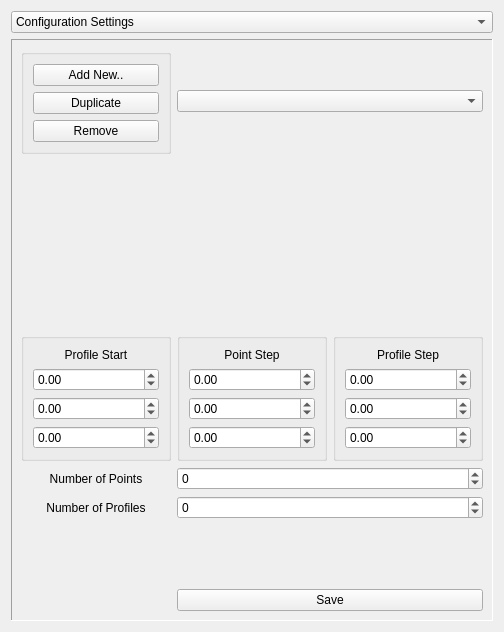
Eltee/cdegs-aid, file ui/configuration_widget.ui: the form before one commit.
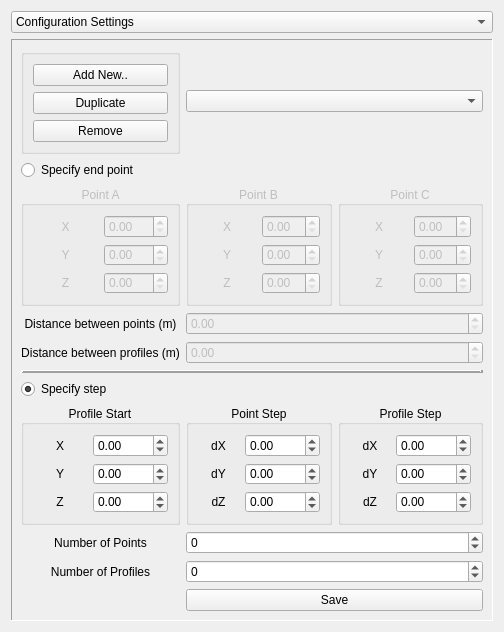
The form after the commit. The open tabs and pages were chosen to show the change. Custom widgets are drawn as their Qt base class.

```diff
--- a/ui/configuration_widget.ui
+++ b/ui/configuration_widget.ui
@@ -1689,83 +1689,169 @@
      </widget>
      <widget class="QWidget" name="page_profiles">
       <layout class="QGridLayout" name="gridLayout_16">
+       <item row="1" column="0">
+        <widget class="QRadioButton" name="radioButton_profile_endPts">
+         <property name="text">
+          <string>Specify end point</string>
+         </property>
+        </widget>
+       </item>
        <item row="2" column="1">
-        <spacer name="verticalSpacer_13">
-         <property name="orientation">
-          <enum>Qt::Vertical</enum>
+        <widget class="QGroupBox" name="groupBox_profile_ptB">
+         <property name="enabled">
+          <bool>false</bool>
          </property>
-         <property name="sizeHint" stdset="0">
-          <size>
-           <width>20</width>
-           <height>196</height>
-          </size>
+         <property name="title">
+          <string>Point B</string>
          </property>
-        </spacer>
+         <property name="alignment">
+          <set>Qt::AlignCenter</set>
+         </property>
+         <layout class="QGridLayout" name="gridLayout_27">
+          <item row="1" column="1">
+           <widget class="QDoubleSpinBox" name="doubleSpinBox_profile_ptB_y"/>
+          </item>
+          <item row="2" column="1">
+           <widget class="QDoubleSpinBox" name="doubleSpinBox_profile_ptB_z"/>
+          </item>
+          <item row="0" column="1">
+           <widget class="QDoubleSpinBox" name="doubleSpinBox_profile_ptB_x"/>
+          </item>
+          <item row="0" column="0">
+           <widget class="QLabel" name="label_62">
+            <property name="text">
+             <string>X</string>
+            </property>
+            <property name="alignment">
+             <set>Qt::AlignCenter</set>
+            </property>
+           </widget>
+          </item>
+          <item row="1" column="0">
+           <widget class="QLabel" name="label_63">
+            <property name="text">
+             <string>Y</string>
+            </property>
+            <property name="alignment">
+             <set>Qt::AlignCenter</set>
+            </property>
+           </widget>
+          </item>
+          <item row="2" column="0">
+           <widget class="QLabel" name="label_64">
+            <property name="text">
+             <string>Z</string>
+            </property>
+            <property name="alignment">
+             <set>Qt::AlignCenter</set>
+            </property>
+           </widget>
+          </item>
+         </layout>
+        </widget>
        </item>
-       <item row="0" column="1" colspan="2">
-        <widget class="QComboBox" name="comboBox_profiles_chooser"/>
-       </item>
-       <item row="0" column="0">
-        <widget class="QGroupBox" name="groupBox_7">
-         <property name="sizePolicy">
-          <sizepolicy hsizetype="Minimum" vsizetype="Minimum">
-           <horstretch>0</horstretch>
-           <verstretch>0</verstretch>
-          </sizepolicy>
+       <item row="4" column="0">
+        <widget class="QLabel" name="label_25">
+         <property name="text">
+          <string>Distance between profiles (m)</string>
          </property>
+         <property name="alignment">
+          <set>Qt::AlignCenter</set>
+         </property>
+        </widget>
+       </item>
+       <item row="7" column="2">
+        <widget class="QGroupBox" name="groupBox_profile_prStep">
          <property name="title">
-          <string/>
+          <string>Profile Step</string>
          </property>
-         <layout class="QGridLayout" name="gridLayout_15">
-          <item row="0" column="0">
-           <widget class="QPushButton" name="pushButton_new_profile">
-            <property name="enabled">
-             <bool>true</bool>
+         <property name="alignment">
+          <set>Qt::AlignCenter</set>
+         </property>
+         <layout class="QGridLayout" name="gridLayout_18">
+          <item row="0" column="1">
+           <widget class="QDoubleSpinBox" name="doubleSpinBox_profile_step_x">
+            <property name="minimum">
+             <double>-9999.000000000000000</double>
             </property>
-            <property name="sizePolicy">
-             <sizepolicy hsizetype="Minimum" vsizetype="Minimum">
-              <horstretch>0</horstretch>
-              <verstretch>0</verstretch>
-             </sizepolicy>
+            <property name="maximum">
+             <double>9999.000000000000000</double>
             </property>
-            <property name="text">
-             <string>Add New..</string>
+           </widget>
+          </item>
+          <item row="2" column="1">
+           <widget class="QDoubleSpinBox" name="doubleSpinBox_profile_step_z">
+            <property name="minimum">
+             <double>-9999.000000000000000</double>
             </property>
+            <property name="maximum">
+             <double>9999.000000000000000</double>
+            </property>
            </widget>
           </item>
           <item row="2" column="0">
-           <widget class="QPushButton" name="pushButton_remove_profile">
-            <property name="enabled">
-             <bool>true</bool>
+           <widget class="QLabel" name="label_59">
+            <property name="text">
+             <string>dZ</string>
             </property>
-            <property name="sizePolicy">
-             <sizepolicy hsizetype="Minimum" vsizetype="Minimum">
-              <horstretch>0</horstretch>
-              <verstretch>0</verstretch>
-             </sizepolicy>
+            <property name="alignment">
+             <set>Qt::AlignCenter</set>
             </property>
+           </widget>
+          </item>
+          <item row="1" column="1">
+           <widget class="QDoubleSpinBox" name="doubleSpinBox_profile_step_y">
+            <property name="minimum">
+             <double>-9999.000000000000000</double>
+            </property>
+            <property name="maximum">
+             <double>9999.000000000000000</double>
+            </property>
+           </widget>
+          </item>
+          <item row="0" column="0">
+           <widget class="QLabel" name="label_57">
             <property name="text">
-             <string>Remove</string>
+             <string>dX</string>
             </property>
+            <property name="alignment">
+             <set>Qt::AlignCenter</set>
+            </property>
            </widget>
           </item>
           <item row="1" column="0">
-           <widget class="QPushButton" name="pushButton_pro_duplicate">
+           <widget class="QLabel" name="label_58">
             <property name="text">
-             <string>Duplicate</string>
+             <string>dY</string>
             </property>
+            <property name="alignment">
+             <set>Qt::AlignCenter</set>
+            </property>
            </widget>
           </item>
          </layout>
         </widget>
        </item>
-       <item row="3" column="1">
-        <widget class="QGroupBox" name="groupBox_9">
+       <item row="7" column="1">
+        <widget class="QGroupBox" name="groupBox_profile_ptStep">
          <property name="title">
-          <string/>
+          <string>Point Step</string>
+         </property>
+         <property name="alignment">
+          <set>Qt::AlignCenter</set>
          </property>
          <layout class="QGridLayout" name="gridLayout_17">
-          <item row="2" column="0">
+          <item row="0" column="1">
+           <widget class="QDoubleSpinBox" name="doubleSpinBox_point_step_x">
+            <property name="minimum">
+             <double>-9999.000000000000000</double>
+            </property>
+            <property name="maximum">
+             <double>9999.000000000000000</double>
+            </property>
+           </widget>
+          </item>
+          <item row="1" column="1">
            <widget class="QDoubleSpinBox" name="doubleSpinBox_point_step_y">
             <property name="minimum">
              <double>-9999.000000000000000</double>
@@ -1775,17 +1861,7 @@
             </property>
            </widget>
           </item>
-          <item row="0" column="0">
-           <widget class="QLabel" name="label_25">
-            <property name="text">
-             <string>Point Step</string>
-            </property>
-            <property name="alignment">
-             <set>Qt::AlignCenter</set>
-            </property>
-           </widget>
-          </item>
-          <item row="3" column="0">
+          <item row="2" column="1">
            <widget class="QDoubleSpinBox" name="doubleSpinBox_point_step_z">
             <property name="minimum">
              <double>-9999.000000000000000</double>
@@ -1798,36 +1874,167 @@
             </property>
            </widget>
           </item>
+          <item row="2" column="0">
+           <widget class="QLabel" name="label_56">
+            <property name="text">
+             <string>dZ</string>
+            </property>
+            <property name="alignment">
+             <set>Qt::AlignCenter</set>
+            </property>
+           </widget>
+          </item>
+          <item row="0" column="0">
+           <widget class="QLabel" name="label_54">
+            <property name="text">
+             <string>dX</string>
+            </property>
+            <property name="alignment">
+             <set>Qt::AlignCenter</set>
+            </property>
+           </widget>
+          </item>
           <item row="1" column="0">
-           <widget class="QDoubleSpinBox" name="doubleSpinBox_point_step_x">
-            <property name="minimum">
-             <double>-9999.000000000000000</double>
+           <widget class="QLabel" name="label_55">
+            <property name="text">
+             <string>dY</string>
             </property>
-            <property name="maximum">
-             <double>9999.000000000000000</double>
+            <property name="alignment">
+             <set>Qt::AlignCenter</set>
             </property>
            </widget>
           </item>
          </layout>
         </widget>
        </item>
-       <item row="3" column="0">
-        <widget class="QGroupBox" name="groupBox_8">
+       <item row="0" column="0">
+        <widget class="QGroupBox" name="groupBox_7">
+         <property name="sizePolicy">
+          <sizepolicy hsizetype="Minimum" vsizetype="Minimum">
+           <horstretch>0</horstretch>
+           <verstretch>0</verstretch>
+          </sizepolicy>
+         </property>
          <property name="title">
           <string/>
+         </property>
+         <layout class="QGridLayout" name="gridLayout_15">
+          <item row="0" column="0">
+           <widget class="QPushButton" name="pushButton_new_profile">
+            <property name="enabled">
+             <bool>true</bool>
+            </property>
+            <property name="sizePolicy">
+             <sizepolicy hsizetype="Minimum" vsizetype="Minimum">
+              <horstretch>0</horstretch>
+              <verstretch>0</verstretch>
+             </sizepolicy>
+            </property>
+            <property name="text">
+             <string>Add New..</string>
+            </property>
+           </widget>
+          </item>
+          <item row="2" column="0">
+           <widget class="QPushButton" name="pushButton_remove_profile">
+            <property name="enabled">
+             <bool>true</bool>
+            </property>
+            <property name="sizePolicy">
+             <sizepolicy hsizetype="Minimum" vsizetype="Minimum">
+              <horstretch>0</horstretch>
+              <verstretch>0</verstretch>
+             </sizepolicy>
+            </property>
+            <property name="text">
+             <string>Remove</string>
+            </property>
+           </widget>
+          </item>
+          <item row="1" column="0">
+           <widget class="QPushButton" name="pushButton_pro_duplicate">
+            <property name="text">
+             <string>Duplicate</string>
+            </property>
+           </widget>
+          </item>
+         </layout>
+        </widget>
+       </item>
+       <item row="9" column="0">
+        <widget class="QLabel" name="label_28">
+         <property name="text">
+          <string>Number of Profiles</string>
+         </property>
+         <property name="alignment">
+          <set>Qt::AlignCenter</set>
+         </property>
+        </widget>
+       </item>
+       <item row="2" column="0">
+        <widget class="QGroupBox" name="groupBox_profile_ptA">
+         <property name="enabled">
+          <bool>false</bool>
+         </property>
+         <property name="title">
+          <string>Point A</string>
+         </property>
+         <property name="alignment">
+          <set>Qt::AlignCenter</set>
+         </property>
+         <layout class="QGridLayout" name="gridLayout_26">
+          <item row="1" column="1">
+           <widget class="QDoubleSpinBox" name="doubleSpinBox_profile_ptA_y"/>
+          </item>
+          <item row="0" column="1">
+           <widget class="QDoubleSpinBox" name="doubleSpinBox_profile_ptA_x"/>
+          </item>
+          <item row="2" column="1">
+           <widget class="QDoubleSpinBox" name="doubleSpinBox_profile_ptA_z"/>
+          </item>
+          <item row="0" column="0">
+           <widget class="QLabel" name="label_26">
+            <property name="text">
+             <string>X</string>
+            </property>
+            <property name="alignment">
+             <set>Qt::AlignCenter</set>
+            </property>
+           </widget>
+          </item>
+          <item row="1" column="0">
+           <widget class="QLabel" name="label_60">
+            <property name="text">
+             <string>Y</string>
+            </property>
+            <property name="alignment">
+             <set>Qt::AlignCenter</set>
+            </property>
+           </widget>
+          </item>
+          <item row="2" column="0">
+           <widget class="QLabel" name="label_61">
+            <property name="text">
+             <string>Z</string>
+            </property>
+            <property name="alignment">
+             <set>Qt::AlignCenter</set>
+            </property>
+           </widget>
+          </item>
+         </layout>
+        </widget>
+       </item>
+       <item row="7" column="0">
+        <widget class="QGroupBox" name="groupBox_profile_prStart">
+         <property name="title">
+          <string>Profile Start</string>
+         </property>
+         <property name="alignment">
+          <set>Qt::AlignCenter</set>
          </property>
          <layout class="QGridLayout" name="gridLayout_13">
-          <item row="0" column="0">
-           <widget class="QLabel" name="label_16">
-            <property name="text">
-             <string>Profile Start</string>
-            </property>
-            <property name="alignment">
-             <set>Qt::AlignCenter</set>
-            </property>
-           </widget>
-          </item>
-          <item row="2" column="0">
+          <item row="1" column="1">
            <widget class="QDoubleSpinBox" name="doubleSpinBox_profile_start_y">
             <property name="minimum">
              <double>-9999.000000000000000</double>
@@ -1838,16 +2045,26 @@
            </widget>
           </item>
           <item row="1" column="0">
-           <widget class="QDoubleSpinBox" name="doubleSpinBox_profile_start_x">
-            <property name="minimum">
-             <double>-9999.000000000000000</double>
+           <widget class="QLabel" name="label_52">
+            <property name="text">
+             <string>Y</string>
             </property>
-            <property name="maximum">
-             <double>9999.000000000000000</double>
+            <property name="alignment">
+             <set>Qt::AlignCenter</set>
             </property>
            </widget>
           </item>
-          <item row="3" column="0">
+          <item row="2" column="0">
+           <widget class="QLabel" name="label_53">
+            <property name="text">
+             <string>Z</string>
+            </property>
+            <property name="alignment">
+             <set>Qt::AlignCenter</set>
+            </property>
+           </widget>
+          </item>
+          <item row="2" column="1">
            <widget class="QDoubleSpinBox" name="doubleSpinBox_profile_start_z">
             <property name="minimum">
              <double>-9999.000000000000000</double>
@@ -1857,47 +2074,18 @@
             </property>
            </widget>
           </item>
-         </layout>
-        </widget>
-       </item>
-       <item row="3" column="2">
-        <widget class="QGroupBox" name="groupBox_6">
-         <property name="title">
-          <string/>
-         </property>
-         <layout class="QGridLayout" name="gridLayout_18">
-          <item row="3" column="0">
-           <widget class="QDoubleSpinBox" name="doubleSpinBox_profile_step_z">
-            <property name="minimum">
-             <double>-9999.000000000000000</double>
-            </property>
-            <property name="maximum">
-             <double>9999.000000000000000</double>
-            </property>
-           </widget>
-          </item>
           <item row="0" column="0">
-           <widget class="QLabel" name="label_26">
+           <widget class="QLabel" name="label_51">
             <property name="text">
-             <string>Profile Step</string>
+             <string>X</string>
             </property>
             <property name="alignment">
              <set>Qt::AlignCenter</set>
             </property>
            </widget>
           </item>
-          <item row="2" column="0">
-           <widget class="QDoubleSpinBox" name="doubleSpinBox_profile_step_y">
-            <property name="minimum">
-             <double>-9999.000000000000000</double>
-            </property>
-            <property name="maximum">
-             <double>9999.000000000000000</double>
-            </property>
-           </widget>
-          </item>
-          <item row="1" column="0">
-           <widget class="QDoubleSpinBox" name="doubleSpinBox_profile_step_x">
+          <item row="0" column="1">
+           <widget class="QDoubleSpinBox" name="doubleSpinBox_profile_start_x">
             <property name="minimum">
              <double>-9999.000000000000000</double>
             </property>
@@ -1909,40 +2097,24 @@
          </layout>
         </widget>
        </item>
-       <item row="6" column="1">
-        <spacer name="verticalSpacer_14">
-         <property name="orientation">
-          <enum>Qt::Vertical</enum>
+       <item row="3" column="1" colspan="2">
+        <widget class="QDoubleSpinBox" name="doubleSpinBox_profile_dist_pts">
+         <property name="enabled">
+          <bool>false</bool>
          </property>
-         <property name="sizeHint" stdset="0">
-          <size>
-           <width>20</width>
-           <height>86</height>
-          </size>
-         </property>
-        </spacer>
-       </item>
-       <item row="4" column="0">
-        <widget class="QLabel" name="label_27">
-         <property name="text">
-          <string>Number of Points</string>
-         </property>
-         <property name="alignment">
-          <set>Qt::AlignCenter</set>
-         </property>
         </widget>
        </item>
-       <item row="5" column="0">
-        <widget class="QLabel" name="label_28">
-         <property name="text">
-          <string>Number of Profiles</string>
+       <item row="8" column="1" colspan="2">
+        <widget class="QSpinBox" name="spinBox_number_points">
+         <property name="minimum">
+          <number>-9999</number>
          </property>
-         <property name="alignment">
-          <set>Qt::AlignCenter</set>
+         <property name="maximum">
+          <number>9999</number>
          </property>
         </widget>
        </item>
-       <item row="5" column="1" colspan="2">
+       <item row="9" column="1" colspan="2">
         <widget class="QSpinBox" name="spinBox_number_profiles">
          <property name="minimum">
           <number>-9999</number>
@@ -1953,22 +2125,122 @@
         </widget>
        </item>
        <item row="4" column="1" colspan="2">
-        <widget class="QSpinBox" name="spinBox_number_points">
-         <property name="minimum">
-          <number>-9999</number>
+        <widget class="QDoubleSpinBox" name="doubleSpinBox_profile_dist_pros">
+         <property name="enabled">
+          <bool>false</bool>
          </property>
-         <property name="maximum">
-          <number>9999</number>
+        </widget>
+       </item>
+       <item row="5" column="0" colspan="3">
+        <widget class="Line" name="line">
+         <property name="frameShadow">
+          <enum>QFrame::Raised</enum>
          </property>
+         <property name="lineWidth">
+          <number>3</number>
+         </property>
+         <property name="midLineWidth">
+          <number>0</number>
+         </property>
+         <property name="orientation">
+          <enum>Qt::Horizontal</enum>
+         </property>
         </widget>
        </item>
-       <item row="7" column="1" colspan="2">
+       <item row="10" column="1" colspan="2">
         <widget class="QPushButton" name="pushButton_save_profile">
          <property name="text">
           <string>Save</string>
          </property>
         </widget>
        </item>
+       <item row="3" column="0">
+        <widget class="QLabel" name="label_16">
+         <property name="text">
+          <string>Distance between points (m)</string>
+         </property>
+         <property name="alignment">
+          <set>Qt::AlignCenter</set>
+         </property>
+        </widget>
+       </item>
+       <item row="8" column="0">
+        <widget class="QLabel" name="label_27">
+         <property name="text">
+          <string>Number of Points</string>
+         </property>
+         <property name="alignment">
+          <set>Qt::AlignCenter</set>
+         </property>
+        </widget>
+       </item>
+       <item row="0" column="1" colspan="2">
+        <widget class="QComboBox" name="comboBox_profiles_chooser"/>
+       </item>
+       <item row="2" column="2">
+        <widget class="QGroupBox" name="groupBox_profile_ptC">
+         <property name="enabled">
+          <bool>false</bool>
+         </property>
+         <property name="title">
+          <string>Point C</string>
+         </property>
+         <property name="alignment">
+          <set>Qt::AlignCenter</set>
+         </property>
+         <layout class="QGridLayout" name="gridLayout_28">
+          <item row="2" column="1">
+           <widget class="QDoubleSpinBox" name="doubleSpinBox_profile_ptC_z"/>
+          </item>
+          <item row="0" column="1">
+           <widget class="QDoubleSpinBox" name="doubleSpinBox_profile_ptC_x"/>
+          </item>
+          <item row="1" column="1">
+           <widget class="QDoubleSpinBox" name="doubleSpinBox_profile_ptC_y"/>
+          </item>
+          <item row="0" column="0">
+           <widget class="QLabel" name="label_65">
+            <property name="text">
+             <string>X</string>
+            </property>
+            <property name="alignment">
+             <set>Qt::AlignCenter</set>
+            </property>
+           </widget>
+          </item>
+          <item row="1" column="0">
+           <widget class="QLabel" name="label_66">
+            <property name="text">
+             <string>Y</string>
+            </property>
+            <property name="alignment">
+             <set>Qt::AlignCenter</set>
+            </property>
+           </widget>
+          </item>
+          <item row="2" column="0">
+           <widget class="QLabel" name="label_67">
+            <property name="text">
+             <string>Z</string>
+            </property>
+            <property name="alignment">
+             <set>Qt::AlignCenter</set>
+            </property>
+           </widget>
+          </item>
+         </layout>
+        </widget>
+       </item>
+       <item row="6" column="0">
+        <widget class="QRadioButton" name="radioButton_profile_steps">
+         <property name="text">
+          <string>Specify step</string>
+         </property>
+         <property name="checked">
+          <bool>true</bool>
+         </property>
+        </widget>
+       </item>
       </layout>
      </widget>
     </widget>
```
Left out of the diff: 41 changed lines with no effect on the pictures.
